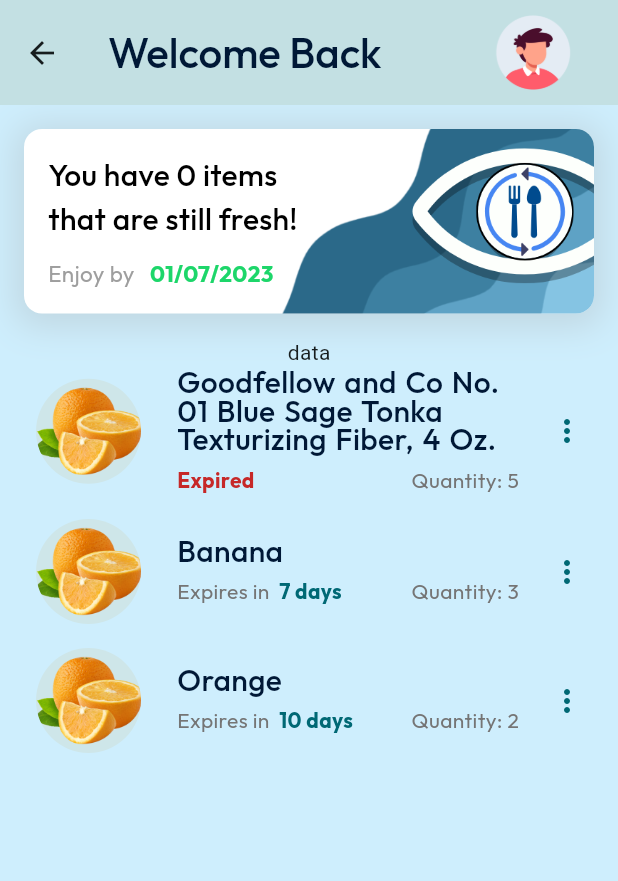
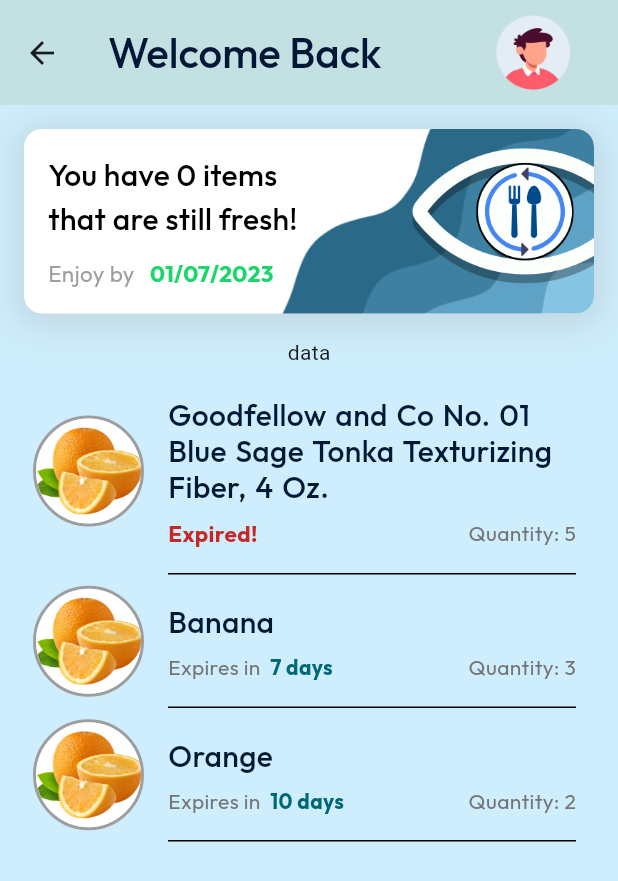
Before and after one commit to BlueSky0322/food-eye-frontend, a Flutter app: the HomePage screen opened directly, on a phone screen of 412 x 824 dp. Shown: the top 881 px of the screen. Run offline on Flutter 3.47's test engine with Material 2 defaults, Android fonts, the phone set to English and light mode, and no system bars; our stand-ins replace flutter_slidable, image_picker; missing offline and left inert: dart:ffi, flutter_barcode_scanner.

Commit message:
chore: minor UI updates

```diff
--- a/lib/components/list_tile.dart
+++ b/lib/components/list_tile.dart
@@ -1,4 +1,5 @@
 import 'package:flutter/material.dart';
+import 'package:flutter_slidable/flutter_slidable.dart';
 import 'package:food_eye_fyp/utils/constants.dart';
 import 'package:intl/intl.dart';
 
@@ -20,33 +21,51 @@ class CustomListTile extends StatelessWidget {
   Widget build(BuildContext context) {
     final bool isExpiredText =
         getRemainingDays(item.dateExpiresOn!).contains("Expired");
+    print("[DEBUG] list tile rebuilding");
     return Padding(
-      padding: const EdgeInsetsDirectional.fromSTEB(24, 0, 10, 16),
+      padding: const EdgeInsetsDirectional.fromSTEB(22, 0, 12, 0),
       child: Row(
         mainAxisAlignment: MainAxisAlignment.start,
         mainAxisSize: MainAxisSize.max,
         children: [
-          CircleAvatar(
-            radius: 35.0,
-            backgroundColor: appbar,
-            //display pickedImage if not null, else display asset image
-            backgroundImage: Image.asset(item.imagePath!).image,
-            // Display asset image if pickedImage is null
+          Container(
+            decoration: BoxDecoration(
+              shape: BoxShape.circle,
+              border: Border.all(
+                color: Colors.grey,
+                width: 2.0,
+              ),
+            ),
+            child: CircleAvatar(
+              radius: 35.0,
+              backgroundColor: Colors.white,
+              backgroundImage: Image.asset(item.imagePath!).image,
+            ),
+          ),
+          const SizedBox(
+            width: 16,
           ),
           Flexible(
-            child: Padding(
-              padding: const EdgeInsetsDirectional.fromSTEB(24, 0, 8, 0),
+            child: Container(
+              padding: const EdgeInsetsDirectional.fromSTEB(0, 20, 0, 0),
+              decoration: const BoxDecoration(
+                border: BorderDirectional(
+                    bottom: BorderSide(
+                  color: Colors.black,
+                  width: 1,
+                )),
+              ),
               child: Column(
                 crossAxisAlignment: CrossAxisAlignment.start,
                 children: [
                   Text(
                     item.itemName!,
-                    overflow: TextOverflow.visible,
+                    overflow: TextOverflow.ellipsis,
                     // softWrap: false,
                     maxLines: 3,
                     style: const TextStyle(
                       fontFamily: 'Outfit',
-                      height: 0.95,
+                      height: 1.2,
                       wordSpacing: 1.5,
                       fontSize: 20,
                       fontWeight: FontWeight.w500,
@@ -61,10 +80,10 @@ class CustomListTile extends StatelessWidget {
                     children: [
                       isExpiredText
                           ? Text(
-                              "Expired",
+                              "Expired!",
                               style: TextStyle(
                                 fontFamily: 'Outfit',
-                                fontSize: 14,
+                                fontSize: 15,
                                 fontWeight: FontWeight.bold,
                                 color: Colors.red.shade800,
                               ),
@@ -100,17 +119,23 @@ class CustomListTile extends StatelessWidget {
                       ),
                     ],
                   ),
+                  const SizedBox(
+                    height: 16,
+                  ),
                   // Text("Expires in ${getRemainingDays(item.dateExpiresOn!)}"),
                 ],
               ),
             ),
           ),
-          IconButton(
-              onPressed: () {},
-              icon: Icon(
-                Icons.more_vert_rounded,
-                color: Theme.of(context).primaryColor,
-              ))
+          const SizedBox(
+            width: 16,
+          )
+          // IconButton(
+          //     onPressed: () {},
+          //     icon: Icon(
+          //       Icons.more_vert_rounded,
+          //       color: Theme.of(context).primaryColor,
+          //     ))
         ],
       ),
     );
```
